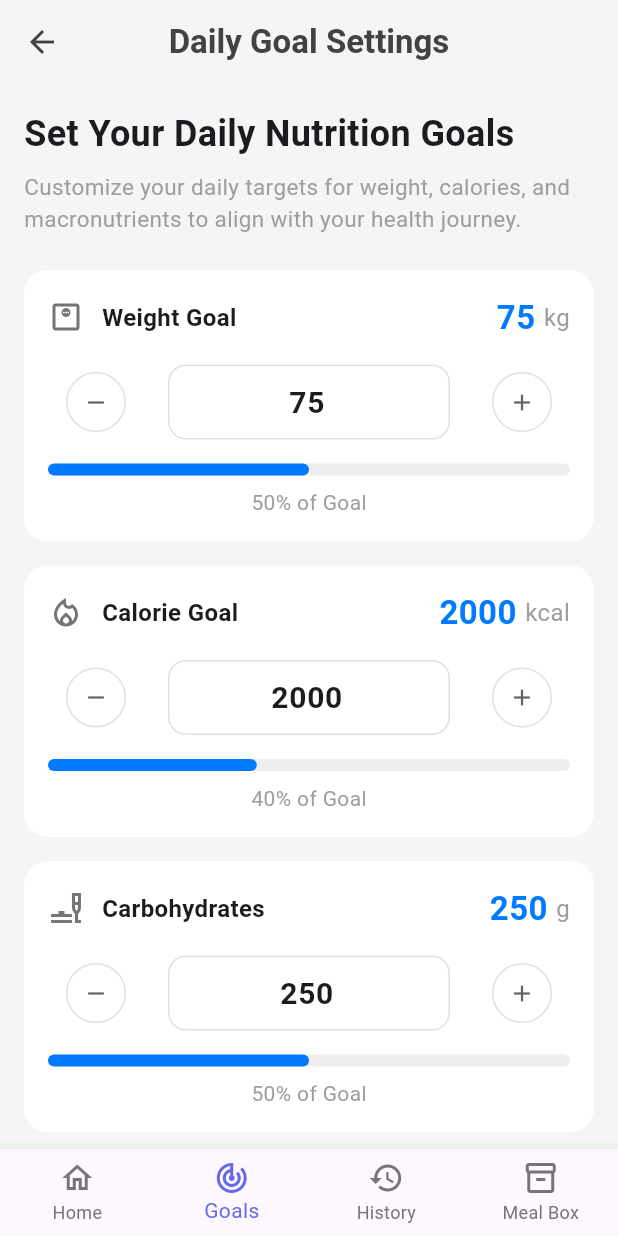
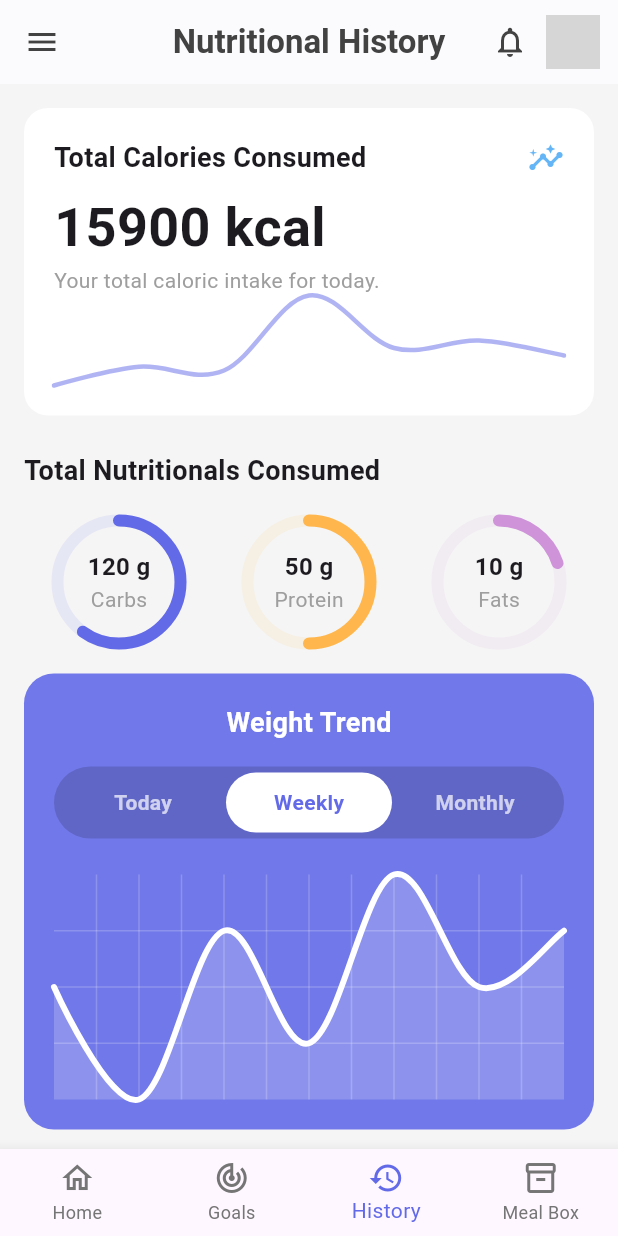
Before and after one commit to Chanukaa2002/IOT-Mobile, a Flutter app: the screen it shows after launch, on a phone screen of 412 x 824 dp. Run offline on Flutter 3.47's test engine with Material 3 defaults, Android fonts, the light colour scheme and no system bars; drawn by our look-alikes of fl_chart, percent_indicator; our stand-ins replace firebase_core; accounts and stored records are empty; network calls fail; grey boxes are pictures that could not be loaded.

Commit message:
added history_page UI

```diff
--- /dev/null
+++ b/lib/features/client/pages/history_page.dart
@@ -0,0 +1,366 @@
+import 'package:flutter/material.dart';
+import 'package:fl_chart/fl_chart.dart';
+import 'package:percent_indicator/percent_indicator.dart';
+// Adjust this import path to point to your AppColors file
+import 'package:cw_app/core/utils/app_colors.dart';
+
+// Enum to manage the state of the toggle buttons for time periods
+enum TimePeriod { today, weekly, monthly }
+
+class HistoryPage extends StatefulWidget {
+  const HistoryPage({super.key});
+
+  @override
+  State<HistoryPage> createState() => _HistoryPageState();
+}
+
+class _HistoryPageState extends State<HistoryPage> {
+  int _selectedIndex = 2; // Set to 2 for the "History" tab
+
+  // State for the toggle buttons
+  TimePeriod _weightTrendPeriod = TimePeriod.weekly;
+  TimePeriod _calorieTrendPeriod = TimePeriod.weekly;
+  TimePeriod _macroTrendPeriod = TimePeriod.monthly;
+
+
+  @override
+  Widget build(BuildContext context) {
+    return Scaffold(
+      backgroundColor: Colors.grey[100],
+      appBar: AppBar(
+        backgroundColor: Colors.white,
+        elevation: 0.5,
+        leading: IconButton(
+          icon: Icon(Icons.menu, color: Colors.grey[800]),
+          onPressed: () {},
+        ),
+        title: Text('Nutritional History', style: TextStyle(color: Colors.grey[800], fontWeight: FontWeight.bold)),
+        centerTitle: true,
+        actions: [
+          IconButton(
+            icon: Icon(Icons.notifications_outlined, color: Colors.grey[800]),
+            onPressed: () {},
+          ),
+          const Padding(
+            padding: EdgeInsets.only(right: 12.0),
+            child: CircleAvatar(
+              radius: 18,
+              backgroundImage: NetworkImage('https://i.pravatar.cc/150?img=3'),
+            ),
+          ),
+        ],
+      ),
+      body: SingleChildScrollView(
+        child: Padding(
+          padding: const EdgeInsets.all(16.0),
+          child: Column(
+            crossAxisAlignment: CrossAxisAlignment.start,
+            children: [
+              _buildTotalCaloriesCard(),
+              const SizedBox(height: 24),
+              _buildTotalNutritionalsSection(),
+              const SizedBox(height: 16),
+              _buildWeightTrendCard(),
+              const SizedBox(height: 16),
+              _buildCalorieIntakeTrendCard(),
+              const SizedBox(height: 16),
+              _buildMacronutrientBreakdownCard(),
+            ],
+          ),
+        ),
+      ),
+      bottomNavigationBar: BottomNavigationBar(
+        items: const <BottomNavigationBarItem>[
+          BottomNavigationBarItem(icon: Icon(Icons.home_outlined), label: 'Home'),
+          BottomNavigationBarItem(icon: Icon(Icons.track_changes_outlined), label: 'Goals'),
+          BottomNavigationBarItem(icon: Icon(Icons.history), label: 'History'),
+          BottomNavigationBarItem(icon: Icon(Icons.inventory_2_outlined), label: 'Meal Box'),
+        ],
+        currentIndex: _selectedIndex,
+        selectedItemColor: AppColors.primaryBlue,
+        unselectedItemColor: Colors.grey[600],
+        onTap: (index) => setState(() => _selectedIndex = index),
+        type: BottomNavigationBarType.fixed,
+        showUnselectedLabels: true,
+      ),
+    );
+  }
+
+  // --- Card Builder Methods ---
+
+  Widget _buildTotalCaloriesCard() {
+    return Container(
+      padding: const EdgeInsets.all(20),
+      decoration: BoxDecoration(
+        color: Colors.white,
+        borderRadius: BorderRadius.circular(16),
+      ),
+      child: Column(
+        crossAxisAlignment: CrossAxisAlignment.start,
+        children: [
+          Row(
+            mainAxisAlignment: MainAxisAlignment.spaceBetween,
+            children: [
+              const Text('Total Calories Consumed', style: TextStyle(fontSize: 18, fontWeight: FontWeight.bold)),
+              Icon(Icons.insights, color: Colors.blue.shade300),
+            ],
+          ),
+          const SizedBox(height: 8),
+          const Text('15900 kcal', style: TextStyle(fontSize: 36, fontWeight: FontWeight.bold)),
+          const Text('Your total caloric intake for today.', style: TextStyle(color: Colors.grey)),
+          SizedBox(
+            height: 60,
+            child: LineChart(
+              LineChartData(
+                gridData: const FlGridData(show: false),
+                titlesData: const FlTitlesData(show: false),
+                borderData: FlBorderData(show: false),
+                lineBarsData: [
+                  LineChartBarData(
+                    spots: const [
+                      FlSpot(0, 1), FlSpot(1, 1.5), FlSpot(2, 1.4), FlSpot(3, 3.4),
+                      FlSpot(4, 2), FlSpot(5, 2.2), FlSpot(6, 1.8),
+                    ],
+                    isCurved: true,
+                    color: AppColors.primaryBlue.withOpacity(0.5),
+                    barWidth: 3,
+                    isStrokeCapRound: true,
+                    dotData: const FlDotData(show: false),
+                    belowBarData: BarAreaData(show: false),
+                  ),
+                ],
+              ),
+            ),
+          ),
+        ],
+      ),
+    );
+  }
+
+  Widget _buildTotalNutritionalsSection() {
+    return Column(
+      crossAxisAlignment: CrossAxisAlignment.start,
+      children: [
+        const Text('Total Nutritionals Consumed', style: TextStyle(fontSize: 18, fontWeight: FontWeight.bold)),
+        const SizedBox(height: 16),
+        Row(
+          mainAxisAlignment: MainAxisAlignment.spaceAround,
+          children: [
+            _buildCircularStat(percent: 0.6, value: '120 g', label: 'Carbs', color: AppColors.primaryBlue),
+            _buildCircularStat(percent: 0.5, value: '50 g', label: 'Protein', color: Colors.orange.shade300),
+            _buildCircularStat(percent: 0.2, value: '10 g', label: 'Fats', color: Colors.purple.shade200),
+          ],
+        )
+      ],
+    );
+  }
+
+  Widget _buildWeightTrendCard() {
+    return Container(
+       padding: const EdgeInsets.all(20),
+       decoration: BoxDecoration(
+        color: AppColors.primaryBlue.withOpacity(0.9),
+        borderRadius: BorderRadius.circular(20),
+      ),
+      child: Column(
+        children: [
+          const Text('Weight Trend', style: TextStyle(color: Colors.white, fontSize: 18, fontWeight: FontWeight.bold)),
+          const SizedBox(height: 16),
+          _CustomToggleButton(
+            labels: const ['Today', 'Weekly', 'Monthly'],
+            onPressed: (index) => setState(() => _weightTrendPeriod = TimePeriod.values[index]),
+            selectedIndex: _weightTrendPeriod.index,
+            isDark: true,
+          ),
+          const SizedBox(height: 24),
+          SizedBox(
+            height: 150,
+            child: LineChart(
+              LineChartData(
+                gridData: FlGridData(
+                  show: true,
+                  drawVerticalLine: true,
+                  getDrawingHorizontalLine: (value) => FlLine(color: Colors.white.withOpacity(0.2), strokeWidth: 1),
+                  getDrawingVerticalLine: (value) => FlLine(color: Colors.white.withOpacity(0.2), strokeWidth: 1),
+                ),
+                titlesData: const FlTitlesData(show: false),
+                borderData: FlBorderData(show: false),
+                lineBarsData: [
+                   LineChartBarData(
+                     spots: const [ // This data would change based on _weightTrendPeriod
+                       FlSpot(0, 3), FlSpot(1, 1), FlSpot(2, 4), FlSpot(3, 2), FlSpot(4, 5), FlSpot(5, 3), FlSpot(6, 4),
+                     ],
+                     isCurved: true,
+                     color: Colors.white,
+                     barWidth: 4,
+                     isStrokeCapRound: true,
+                     dotData: const FlDotData(show: false),
+                     belowBarData: BarAreaData(show: true, color: Colors.white.withOpacity(0.2)),
+                   ),
+                ]
+              ),
+            ),
+          )
+        ],
+      ),
+    );
+  }
+
+  Widget _buildCalorieIntakeTrendCard() {
+     return _buildChartCard(
+      title: "Calorie Intake Trend",
+      icon: Icons.show_chart,
+      timePeriod: _calorieTrendPeriod,
+      onPeriodChanged: (period) => setState(() => _calorieTrendPeriod = period),
+      chart: LineChart(
+        LineChartData( /* ... Chart Data ... */ ) // Placeholder for dynamic chart
+      )
+     );
+  }
+
+  Widget _buildMacronutrientBreakdownCard() {
+    return _buildChartCard(
+      title: "Macronutrient Breakdown",
+      icon: Icons.settings_outlined,
+      timePeriod: _macroTrendPeriod,
+      onPeriodChanged: (period) => setState(() => _macroTrendPeriod = period),
+      chart: BarChart(
+         BarChartData( /* ... Chart Data ... */) // Placeholder for dynamic chart
+      ),
+      legend: const Row(
+        mainAxisAlignment: MainAxisAlignment.center,
+        children: [
+          _Legend(color: Colors.red, text: "Protein"),
+          SizedBox(width: 16),
+          _Legend(color: Colors.blue, text: "Carbs"),
+          SizedBox(width: 16),
+          _Legend(color: Colors.purple, text: "Fats"),
+        ],
+      )
+    );
+  }
+
+  // --- Helper & Custom Widgets ---
+
+   Widget _buildCircularStat({required double percent, required String value, required String label, required Color color}) {
+    return CircularPercentIndicator(
+      radius: 45.0,
+      lineWidth: 8.0,
+      percent: percent,
+      center: Column(
+        mainAxisAlignment: MainAxisAlignment.center,
+        children: [
+          Text(value, style: const TextStyle(fontWeight: FontWeight.bold, fontSize: 16)),
+          Text(label, style: const TextStyle(color: Colors.grey)),
+        ],
+      ),
+      progressColor: color,
+      backgroundColor: color.withOpacity(0.1),
+      circularStrokeCap: CircularStrokeCap.round,
+    );
+  }
+
+  Widget _buildChartCard({
+    required String title,
+    required IconData icon,
+    required TimePeriod timePeriod,
+    required ValueChanged<TimePeriod> onPeriodChanged,
+    required Widget chart,
+    Widget? legend,
+  }) {
+    return Container(
+      padding: const EdgeInsets.all(20),
+      decoration: BoxDecoration(
+        color: Colors.white,
+        borderRadius: BorderRadius.circular(16),
+      ),
+      child: Column(
+        children: [
+          Row(
+            mainAxisAlignment: MainAxisAlignment.spaceBetween,
+            children: [
+              Text(title, style: const TextStyle(fontSize: 18, fontWeight: FontWeight.bold)),
+              Icon(icon, color: Colors.grey),
+            ],
+          ),
+          const SizedBox(height: 16),
+          _CustomToggleButton(
+            labels: const ['Today', 'Weekly', 'Monthly'],
+            onPressed: (index) => onPeriodChanged(TimePeriod.values[index]),
+            selectedIndex: timePeriod.index,
+          ),
+          const SizedBox(height: 24),
+          SizedBox(height: 180, child: chart),
+          if (legend != null) ...[
+            const SizedBox(height: 16),
+            legend,
+          ]
+        ],
+      ),
+    );
+  }
+}
+
+// Custom Toggle Button for a nicer look
+class _CustomToggleButton extends StatelessWidget {
+  final List<String> labels;
+  final ValueChanged<int> onPressed;
+  final int selectedIndex;
+  final bool isDark;
+
+  const _CustomToggleButton({required this.labels, required this.onPressed, required this.selectedIndex, this.isDark = false});
+
+  @override
+  Widget build(BuildContext context) {
+    return Container(
+      padding: const EdgeInsets.all(4),
+      decoration: BoxDecoration(
+        color: isDark ? Colors.black.withOpacity(0.15) : Colors.grey[200],
+        borderRadius: BorderRadius.circular(30),
+      ),
+      child: Row(
+        mainAxisAlignment: MainAxisAlignment.center,
+        mainAxisSize: MainAxisSize.min,
+        children: List.generate(labels.length, (index) {
+          final isSelected = selectedIndex == index;
+          return Expanded(
+            child: GestureDetector(
+              onTap: () => onPressed(index),
+              child: Container(
+                padding: const EdgeInsets.symmetric(vertical: 10),
+                decoration: BoxDecoration(
+                  color: isSelected ? (isDark ? Colors.white : AppColors.primaryBlue) : null,
+                  borderRadius: BorderRadius.circular(30),
+                ),
+                child: Center(
+                  child: Text(
+                    labels[index],
+                    style: TextStyle(
+                      fontWeight: FontWeight.bold,
+                      color: isSelected ? (isDark ? AppColors.primaryBlue : Colors.white) : (isDark ? Colors.white70 : Colors.grey[600]),
+                    ),
+                  ),
+                ),
+              ),
+            ),
+          );
+        }),
+      ),
+    );
+  }
+}
+
+class _Legend extends StatelessWidget {
+  final Color color;
+  final String text;
+  const _Legend({required this.color, required this.text});
+
+  @override
+  Widget build(BuildContext context) {
+    return Row(children: [
+      Container(width: 10, height: 10, decoration: BoxDecoration(color: color, shape: BoxShape.circle)),
+      const SizedBox(width: 6),
+      Text(text, style: const TextStyle(color: Colors.grey)),
+    ]);
+  }
+}
--- a/lib/main.dart
+++ b/lib/main.dart
@@ -10,6 +10,7 @@ import 'package:cw_app/features/client/pages/home_page.dart';
 import 'package:cw_app/features/client/pages/goal_page.dart';
 import 'package:cw_app/features/client/pages/meal_box_page.dart';
 import 'package:cw_app/features/client/pages/goal_setting_page.dart';
+import 'package:cw_app/features/client/pages/history_page.dart';
 
 void main() {
   runApp(const MyApp());
@@ -22,7 +23,7 @@ class MyApp extends StatelessWidget {
   Widget build(BuildContext context) {
     return const MaterialApp(
       debugShowCheckedModeBanner: false,
-      home: GoalSettingsPage(),
+      home: HistoryPage(),
     );
   }
 }
```
